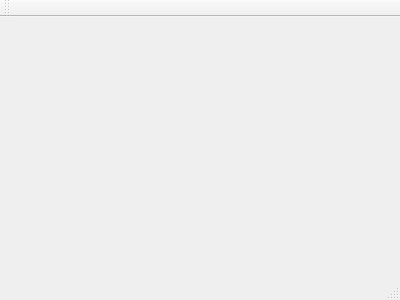
Qt form example/uStaticServer/mainwindow.ui (azadkuh/qhttp) before a commit.
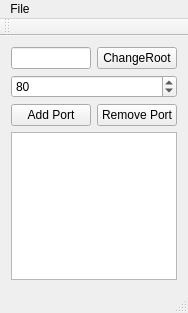
The same form after that commit.

The edit to the form file:
```diff
--- a/example/uStaticServer/mainwindow.ui
+++ b/example/uStaticServer/mainwindow.ui
@@ -1,24 +1,91 @@
 <ui version="4.0">
  <class>MainWindow</class>
- <widget class="QMainWindow" name="MainWindow" >
-  <property name="geometry" >
+ <widget class="QMainWindow" name="MainWindow">
+  <property name="geometry">
    <rect>
     <x>0</x>
     <y>0</y>
-    <width>400</width>
-    <height>300</height>
+    <width>174</width>
+    <height>313</height>
    </rect>
   </property>
   <property name="windowTitle" >
    <string>MainWindow</string>
   </property>
-  <widget class="QMenuBar" name="menuBar" />
-  <widget class="QToolBar" name="mainToolBar" />
-  <widget class="QWidget" name="centralWidget" />
-  <widget class="QStatusBar" name="statusBar" />
+  <widget class="QWidget" name="centralWidget">
+   <layout class="QFormLayout" name="formLayout">
+    <item row="0" column="0">
+     <widget class="QLineEdit" name="rootE"/>
+    </item>
+    <item row="0" column="1">
+     <widget class="QPushButton" name="chRtBt">
+      <property name="text">
+       <string>ChangeRoot</string>
+      </property>
+     </widget>
+    </item>
+    <item row="2" column="1">
+     <widget class="QPushButton" name="rmPortBt">
+      <property name="text">
+       <string>Remove Port</string>
+      </property>
+     </widget>
+    </item>
+    <item row="2" column="0">
+     <widget class="QPushButton" name="addPortBt">
+      <property name="text">
+       <string>Add Port</string>
+      </property>
+     </widget>
+    </item>
+    <item row="1" column="0" colspan="2">
+     <widget class="QSpinBox" name="portE">
+      <property name="maximum">
+       <number>65535</number>
+      </property>
+      <property name="value">
+       <number>80</number>
+      </property>
+     </widget>
+    </item>
+    <item row="3" column="0" colspan="2">
+     <widget class="QListWidget" name="portsE"/>
+    </item>
+   </layout>
+  </widget>
+  <widget class="QMenuBar" name="menuBar">
+   <property name="geometry">
+    <rect>
+     <x>0</x>
+     <y>0</y>
+     <width>174</width>
+     <height>21</height>
+    </rect>
+   </property>
+   <widget class="QMenu" name="menuFile">
+    <property name="title">
+     <string>File</string>
+    </property>
+    <addaction name="actionExit"/>
+   </widget>
+   <addaction name="menuFile"/>
+  </widget>
+  <widget class="QToolBar" name="mainToolBar">
+   <attribute name="toolBarArea">
+    <enum>TopToolBarArea</enum>
+   </attribute>
+   <attribute name="toolBarBreak">
+    <bool>false</bool>
+   </attribute>
+  </widget>
+  <widget class="QStatusBar" name="statusBar"/>
+  <action name="actionExit">
+   <property name="text">
+    <string>Exit</string>
+   </property>
+  </action>
  </widget>
- <layoutDefault spacing="6" margin="11" />
- <pixmapfunction></pixmapfunction>
+ <layoutdefault spacing="6" margin="11"/>
  <resources/>
  <connections/>
 </ui>
```
Left out of the diff: 3 changed lines with no effect on the pictures.
